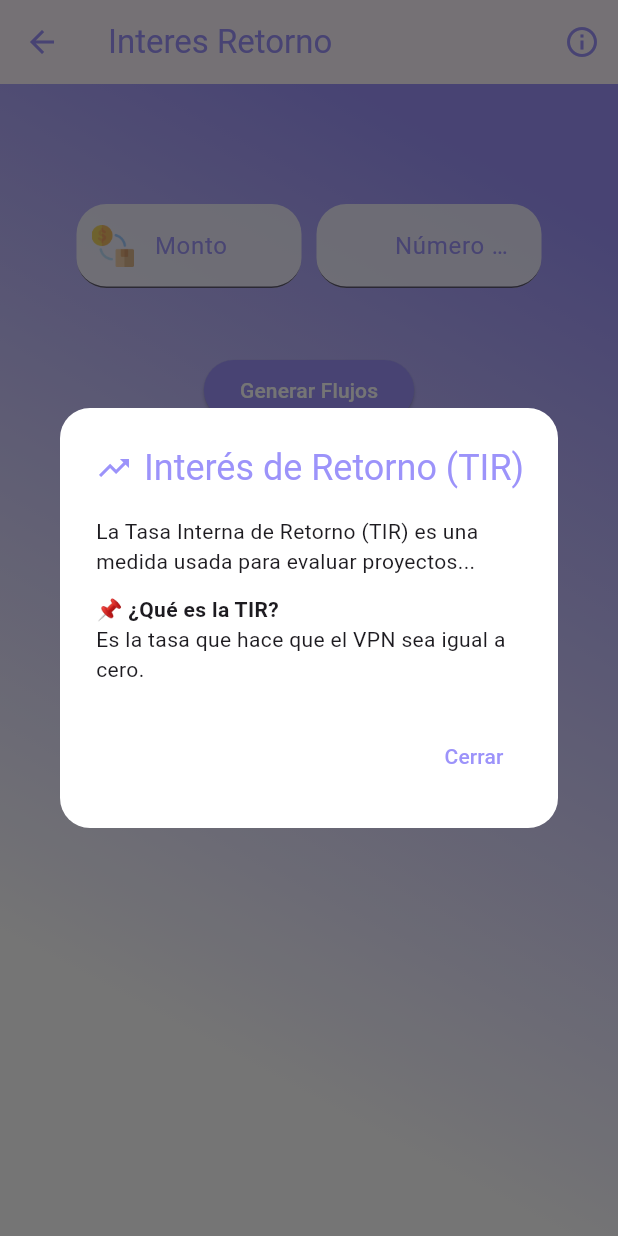
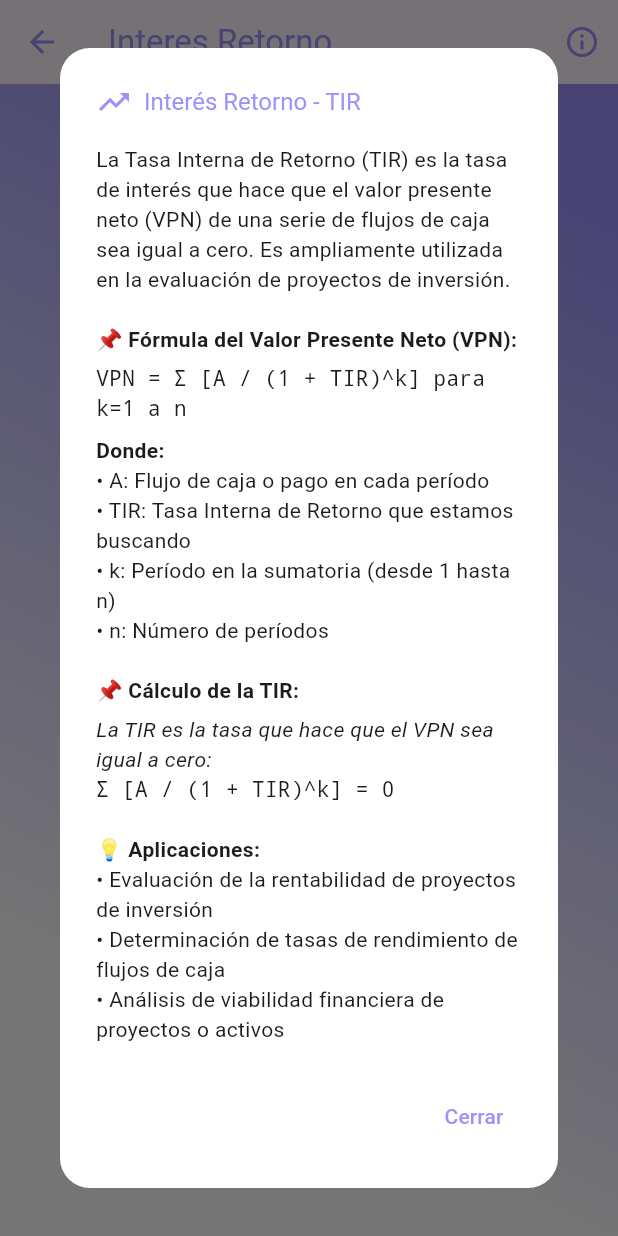
Before and after one commit to shadow-shield/Econmica-Front, a Flutter app: the Iretorno screen opened by its route, after a tap on the "info outline" icon, on a phone screen of 412 x 824 dp. Run offline on Flutter 3.47's test engine with Material 3 defaults, Android fonts, the phone set to English and light mode, and no system bars; our stand-ins replace animate_do, animated_text_kit, get, local_auth; missing offline and left inert: dart:ffi, local_auth_android; network calls fail.

Commit message:
funciones prestamos

```diff
--- a/lib/page/Prestamos/Prestamos.riverpod.dart
+++ b/lib/page/Prestamos/Prestamos.riverpod.dart
@@ -35,34 +35,49 @@ class _CalculadoraPrestamosState extends State<CalculadoraPrestamos> {
     int plazo = int.tryParse(_plazoController.text) ?? 0;
 
     double resultado = 0;
+    double interes = 0;
+
     switch (_tipoInteres) {
       case 'Simple':
         resultado = calcularInteresSimple(monto, tasa, plazo);
+        interes = monto * (tasa / 100) * plazo;
+
         break;
       case 'Compuesto':
         resultado = calcularInteresCompuesto(monto, tasa, plazo);
+        interes = resultado - monto;
         break;
       case 'Anualidad':
         resultado = calcularAnualidades(monto, tasa, plazo);
+        interes = monto * (tasa / 100) * plazo;
         break;
       case 'Amortización':
         resultado = calcularAmortizacion(monto, tasa, plazo);
+        interes = monto * (tasa / 100) * plazo;
         break;
       case 'Gradiente Aritmético':
         resultado = calcularGradienteAritmetico(monto, tasa, plazo);
+        interes = monto * (tasa / 100) * plazo;
         break;
       case 'Gradiente Geométrico':
         resultado = calcularGradienteGeometrico(monto, tasa, plazo);
+        interes = monto * (tasa / 100) * plazo;
         break;
       case 'Capitalización':
         resultado = calcularCapitalizacion(monto, tasa, plazo);
+        interes = monto * (tasa / 100) * plazo;
         break;
       case 'Interés de Retorno':
         resultado = calcularInteresRetorno(monto, tasa, plazo);
+        interes = monto * (tasa / 100) * plazo;
+        break;
+      default:
+        resultado = 0;
+        interes = 0;
         break;
     }
 
-    double totalPago = monto + resultado;
+    double totalPago = resultado;
     double cuotaAnual = totalPago / plazo;
 
     Prestamo nuevoPrestamo = Prestamo(
@@ -71,13 +86,13 @@ class _CalculadoraPrestamosState extends State<CalculadoraPrestamos> {
       tasa: tasa,
       plazo: plazo,
       tipoInteres: _tipoInteres,
-      interes: resultado,
+      interes: interes,
       totalPagar: totalPago,
       cuotaAnual: cuotaAnual,
     );
 
     setState(() {
-      _resultado = 'Interés: \$${resultado.toStringAsFixed(2)}\n'
+      _resultado = 'Interés: \$${interes.toStringAsFixed(2)}\n'
           'Total a pagar: \$${totalPago.toStringAsFixed(2)}\n'
           'Pago anual aproximado: \$${cuotaAnual.toStringAsFixed(2)}';
       _historial.add(nuevoPrestamo);
--- a/lib/page/Prestamos/formulas.dart
+++ b/lib/page/Prestamos/formulas.dart
@@ -1,11 +1,11 @@
 import 'dart:math';
 
 double calcularInteresSimple(double capital, double tasa, int tiempo) {
-  return capital * tasa / 100 * tiempo;
+  return capital * (1 + (tasa / 100) * tiempo);
 }
 
 double calcularInteresCompuesto(double capital, double tasa, int tiempo) {
-  return capital * (pow((1 + tasa / 100), tiempo)) - capital;
+  return capital * pow((1 + (tasa / 100)), tiempo);
 }
 
 double calcularAnualidades(double capital, double tasa, int tiempo) {
@@ -34,7 +34,8 @@ double calcularCapitalizacion(double capital, double tasa, int n) {
   return capital * pow((1 + r), n);
 }
 
-double calcularInteresRetorno(double inversionInicial, double tasa, int tiempo) {
+double calcularInteresRetorno(
+    double inversionInicial, double tasa, int tiempo) {
   double r = tasa / 100;
   return inversionInicial * pow(1 + r, tiempo);
 }
--- a/lib/page/pagecuaciones_segundo/Iretorno.riverpod.dart
+++ b/lib/page/pagecuaciones_segundo/Iretorno.riverpod.dart
@@ -74,9 +74,6 @@ class _IretornoState extends State<Iretorno> {
         setState(() {
           resultados = List<Map<String, dynamic>>.from(response);
         });
-        ScaffoldMessenger.of(context).showSnackBar(
-          SnackBar(content: Text('Datos enviados correctamente')),
-        );
       } else {
         print('No se recibió respuesta válida del servidor.');
       }
@@ -289,8 +286,10 @@ class _IretornoState extends State<Iretorno> {
             children: [
               Icon(Icons.trending_up, color: Color(0xFF9C93FA)),
               SizedBox(width: 8),
-              Text('Interés de Retorno (TIR)',
-                  style: TextStyle(color: Color(0xFF9C93FA))),
+              Text(
+                'Interés Retorno - TIR',
+                style: TextStyle(color: Color(0xFF9C93FA), fontSize: 16),
+              ),
             ],
           ),
           content: SingleChildScrollView(
@@ -298,12 +297,62 @@ class _IretornoState extends State<Iretorno> {
               crossAxisAlignment: CrossAxisAlignment.start,
               children: const [
                 Text(
-                    'La Tasa Interna de Retorno (TIR) es una medida usada para evaluar proyectos...'),
-                SizedBox(height: 12),
-                Text('📌 ¿Qué es la TIR?',
-                    style: TextStyle(fontWeight: FontWeight.bold)),
-                Text('Es la tasa que hace que el VPN sea igual a cero.'),
-                // Puedes mantener el resto igual
+                  'La Tasa Interna de Retorno (TIR) es la tasa de interés que hace que el valor presente neto (VPN) de una serie de flujos de caja sea igual a cero. Es ampliamente utilizada en la evaluación de proyectos de inversión.',
+                  style: TextStyle(fontSize: 14),
+                ),
+                SizedBox(height: 20),
+
+                // Fórmula del VPN
+                Text(
+                  '📌 Fórmula del Valor Presente Neto (VPN):',
+                  style: TextStyle(fontWeight: FontWeight.bold),
+                ),
+                SizedBox(height: 6),
+
+                Text(
+                  'VPN = Σ [A / (1 + TIR)^k] para k=1 a n',
+                  style: TextStyle(fontFamily: 'monospace'),
+                ),
+                SizedBox(height: 8),
+                Text(
+                  'Donde:',
+                  style: TextStyle(fontWeight: FontWeight.bold),
+                ),
+                Text('• A: Flujo de caja o pago en cada período'),
+                Text('• TIR: Tasa Interna de Retorno que estamos buscando'),
+                Text('• k: Período en la sumatoria (desde 1 hasta n)'),
+                Text('• n: Número de períodos'),
+
+                SizedBox(height: 20),
+
+                // Cómo calcular la TIR
+                Text(
+                  '📌 Cálculo de la TIR:',
+                  style: TextStyle(fontWeight: FontWeight.bold),
+                ),
+                SizedBox(height: 6),
+                Text(
+                  'La TIR es la tasa que hace que el VPN sea igual a cero:',
+                  style: TextStyle(fontStyle: FontStyle.italic),
+                ),
+                Text(
+                  'Σ [A / (1 + TIR)^k] = 0',
+                  style: TextStyle(fontFamily: 'monospace'),
+                ),
+
+                SizedBox(height: 20),
+
+                // Aplicaciones de la TIR
+                Text(
+                  '💡 Aplicaciones:',
+                  style: TextStyle(fontWeight: FontWeight.bold),
+                ),
+                Text(
+                    '• Evaluación de la rentabilidad de proyectos de inversión'),
+                Text(
+                    '• Determinación de tasas de rendimiento de flujos de caja'),
+                Text(
+                    '• Análisis de viabilidad financiera de proyectos o activos'),
               ],
             ),
           ),
--- a/lib/page/pagecuaciones_segundo/amortizacion.riverpod.dart
+++ b/lib/page/pagecuaciones_segundo/amortizacion.riverpod.dart
@@ -368,7 +368,7 @@ class _AmortizacionesStateState extends State<AmortizacionesState> {
             enabled: true,
             labelText: label,
             icon: Image.asset(iconPath, width: 1),
-            color: const Color(0xFFFAA89C),
+            color: Colors.brown[400]!,
             controller: controller,
           ),
         ),
--- a/lib/page/pagecuaciones_segundo/gradientes/gradientesgreometricos.riverpod.dart
+++ b/lib/page/pagecuaciones_segundo/gradientes/gradientesgreometricos.riverpod.dart
@@ -274,7 +274,7 @@ class _Gradientes_GeometricosState extends State<Gradientes_Geometricos> {
             TextButton(
               onPressed: () => Navigator.pop(context),
               child:
-                  Text('Cerrar', style: TextStyle(color: Colors.green[700]!)),
+                  Text('Cerrar', style: TextStyle(color: Colors.brown[400])),
             ),
           ],
         );
```
Also changed, not shown: lib/page/pageecuaciones/interescompuesto.riverpod.dart (+14 -40 lines).
